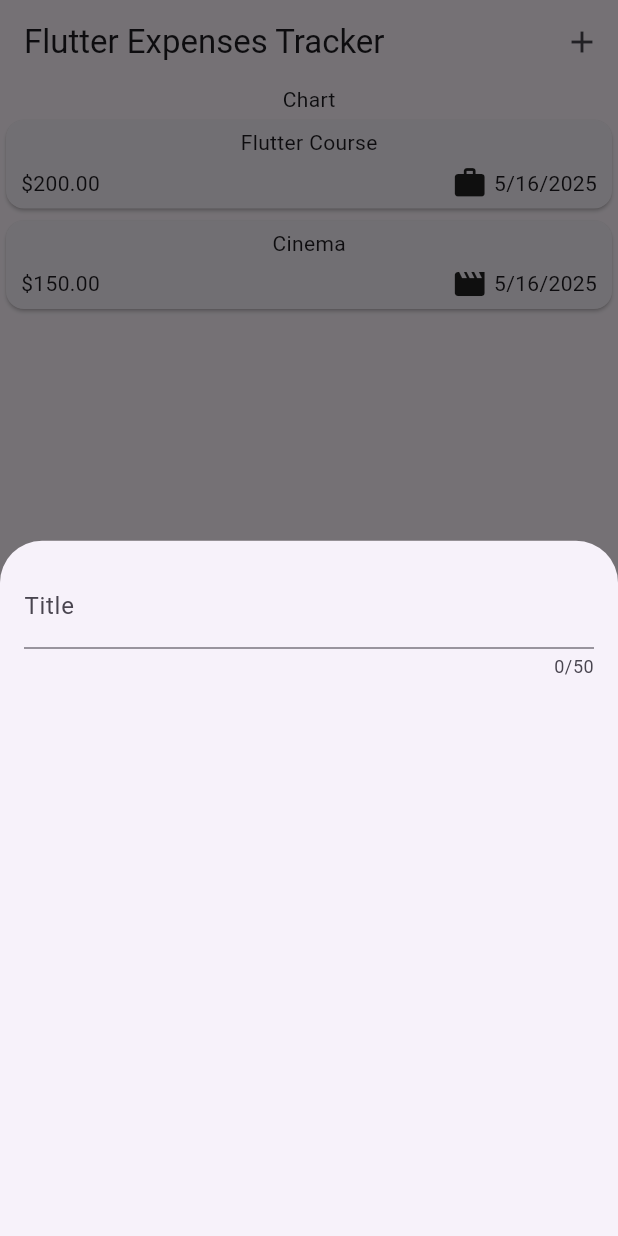
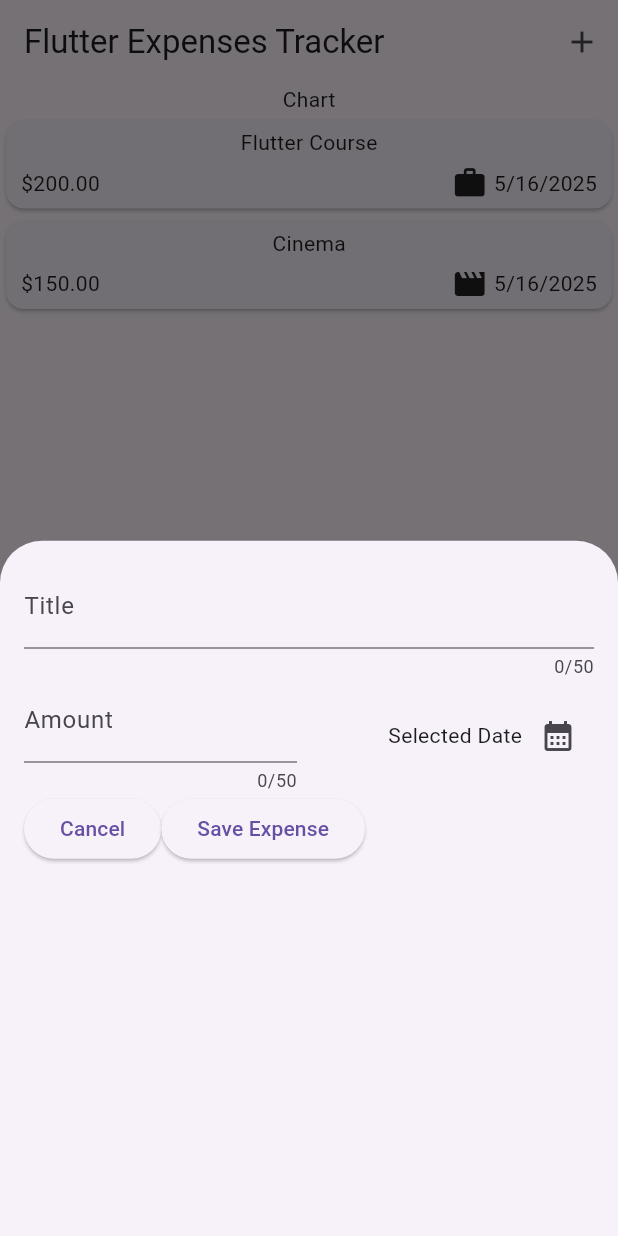
Before and after one commit to mithun00gowda/expenses_tracker, a Flutter app: the screen it shows after launch, after a tap on the "add" icon, on a phone screen of 412 x 824 dp. Run offline on Flutter 3.47's test engine with Material 3 defaults, Android fonts, the light colour scheme and no system bars.

Commit message:
tracker App

```diff
--- a/lib/widgets/new_expense.dart
+++ b/lib/widgets/new_expense.dart
@@ -1,4 +1,6 @@
 import 'package:flutter/material.dart';
+
+import '../models/expense.dart';
 
 class NewExpense extends StatefulWidget {
   const NewExpense({super.key});
@@ -8,15 +10,72 @@ class NewExpense extends StatefulWidget {
 }
 
 class _NewExpenseState extends State<NewExpense> {
+  final titleController = TextEditingController();
+  final amountController = TextEditingController();
+  DateTime? _selectedDate ;
+
+
+  void datePicker() async{
+    final now = DateTime.now();
+    final firstDate = DateTime(now.year - 1,now.month,now.day);
+    // final lastDate = DateTime(now.year - 1);
+   final pickedDate =  await showDatePicker(context: context,initialDate: now, firstDate: firstDate, lastDate: now);
+   setState(() {
+     _selectedDate = pickedDate;
+   });
+  }
+  @override
+  void dispose() {
+    // TODO: implement dispose
+    titleController.dispose();
+    amountController.dispose();
+    super.dispose();
+  }
+
   @override
   Widget build(BuildContext context) {
     return Padding(padding: EdgeInsets.all(16),child: Column(
       children: [
         TextField(
+          controller: titleController,
           maxLength: 50,
           decoration: InputDecoration(
             label: Text('Title'),
           ),
+        ),
+       Row(
+         mainAxisAlignment: MainAxisAlignment.spaceBetween,
+         children: [
+           Expanded(child:  TextField(
+             controller: amountController,
+             maxLength: 50,
+             keyboardType: TextInputType.number,
+
+             decoration: InputDecoration(
+               prefixText: '\$ ',
+               label: Text('Amount'),
+             ),
+           ),),
+           SizedBox(width: 16,),
+           Expanded(child: Row(
+             mainAxisAlignment: MainAxisAlignment.end,
+             children: [
+               Text(_selectedDate == null ?'Selected Date':formater.format(_selectedDate!)),
+               IconButton(onPressed: datePicker, icon: Icon(Icons.calendar_month))
+             ],
+           ))
+         ],
+       ),
+        Row(
+          children: [
+            ElevatedButton(onPressed: (){
+              Navigator.pop(context);
+            }, child: const Text('Cancel')),
+            ElevatedButton(onPressed: (){
+              print(titleController.text);
+              print(amountController.text);
+            }, child: const Text('Save Expense'))
+          ],
         )
       ],
     ),);
```
